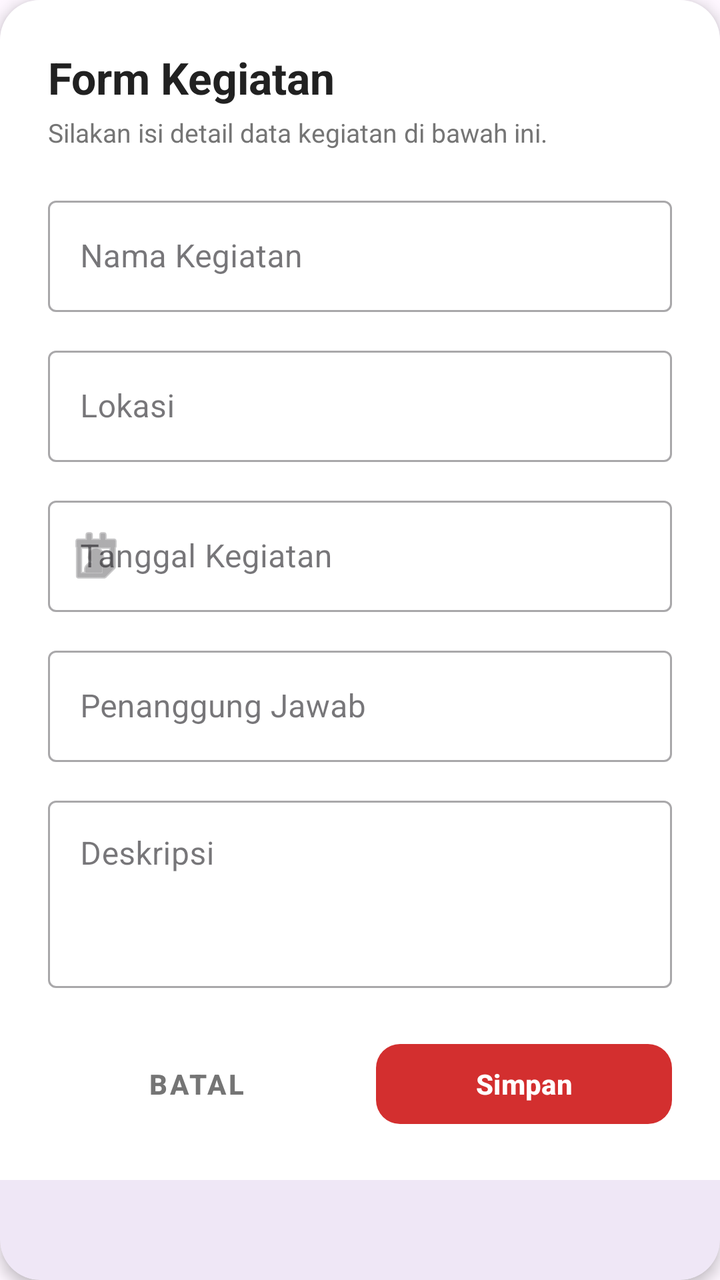
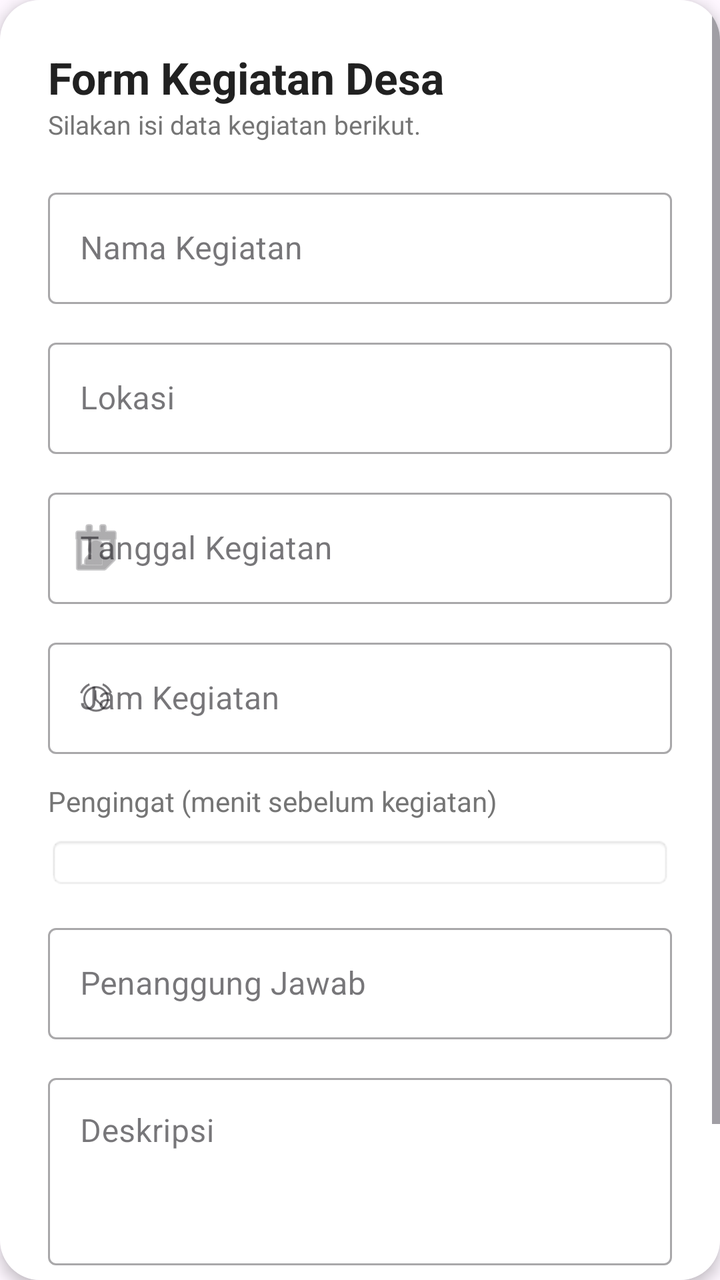

Before-and-after screenshots of an Android layout around one commit, followed by the original layout XML and the change that was made.
<!-- AndroidManifest.xml: application theme Theme.Anaanlume -->
<!-- res/layout/dialog_add_agenda_desa.xml -->
<?xml version="1.0" encoding="utf-8"?>
<com.google.android.material.card.MaterialCardView
    xmlns:android="http://schemas.android.com/apk/res/android"
    xmlns:app="http://schemas.android.com/apk/res-auto"
    android:layout_width="match_parent"
    android:layout_height="wrap_content"
    android:layout_margin="16dp"
    app:cardCornerRadius="20dp"
    app:cardElevation="4dp"
    app:strokeWidth="0dp">

    <ScrollView
        android:layout_width="match_parent"
        android:layout_height="wrap_content"
        android:fillViewport="true"
        android:background="#FFFFFF">

        <LinearLayout
            android:layout_width="match_parent"
            android:layout_height="wrap_content"
            android:orientation="vertical"
            android:padding="24dp">

            <TextView
                android:layout_width="match_parent"
                android:layout_height="wrap_content"
                android:text="Form Kegiatan"
                android:textSize="22sp"
                android:textStyle="bold"
                android:textColor="#212121"
                android:layout_marginBottom="4dp"/>

            <TextView
                android:layout_width="match_parent"
                android:layout_height="wrap_content"
                android:text="Silakan isi detail data kegiatan di bawah ini."
                android:textSize="13sp"
                android:textColor="#757575"
                android:layout_marginBottom="20dp"/>

            <com.google.android.material.textfield.TextInputLayout
                android:layout_width="match_parent"
                android:layout_height="wrap_content"
                android:layout_marginBottom="14dp"
                android:hint="Nama Kegiatan"
                style="@style/Widget.MaterialComponents.TextInputLayout.OutlinedBox">
                <com.google.android.material.textfield.TextInputEditText
                    android:id="@+id/etNamaKegiatan"
                    android:layout_width="match_parent"
                    android:layout_height="wrap_content"
                    android:inputType="textCapSentences"
                    android:textColor="#212121" />
            </com.google.android.material.textfield.TextInputLayout>

            <com.google.android.material.textfield.TextInputLayout
                android:layout_width="match_parent"
                android:layout_height="wrap_content"
                android:layout_marginBottom="14dp"
                android:hint="Lokasi"
                style="@style/Widget.MaterialComponents.TextInputLayout.OutlinedBox">
                <com.google.android.material.textfield.TextInputEditText
                    android:id="@+id/etLokasi"
                    android:layout_width="match_parent"
                    android:layout_height="wrap_content"
                    android:inputType="textCapSentences"
                    android:textColor="#212121" />
            </com.google.android.material.textfield.TextInputLayout>

            <com.google.android.material.textfield.TextInputLayout
                android:layout_width="match_parent"
                android:layout_height="wrap_content"
                android:layout_marginBottom="14dp"
                android:hint="Tanggal Kegiatan"
                style="@style/Widget.MaterialComponents.TextInputLayout.OutlinedBox"
                app:startIconDrawable="@android:drawable/ic_menu_my_calendar">
                <com.google.android.material.textfield.TextInputEditText
                    android:id="@+id/etTanggalKegiatan"
                    android:layout_width="match_parent"
                    android:layout_height="wrap_content"
                    android:focusable="false"
                    android:clickable="true"
                    android:longClickable="false"
                    android:textColor="#212121" />
            </com.google.android.material.textfield.TextInputLayout>

            <com.google.android.material.textfield.TextInputLayout
                android:layout_width="match_parent"
                android:layout_height="wrap_content"
                android:layout_marginBottom="14dp"
                android:hint="Penanggung Jawab"
                style="@style/Widget.MaterialComponents.TextInputLayout.OutlinedBox">
                <com.google.android.material.textfield.TextInputEditText
                    android:id="@+id/etPenanggungJawab"
                    android:layout_width="match_parent"
                    android:layout_height="wrap_content"
                    android:inputType="textPersonName"
                    android:textColor="#212121" />
            </com.google.android.material.textfield.TextInputLayout>

            <com.google.android.material.textfield.TextInputLayout
                android:layout_width="match_parent"
                android:layout_height="wrap_content"
                android:layout_marginBottom="24dp"
                android:hint="Deskripsi"
                style="@style/Widget.MaterialComponents.TextInputLayout.OutlinedBox">
                <com.google.android.material.textfield.TextInputEditText
                    android:id="@+id/etDeskripsi"
                    android:layout_width="match_parent"
                    android:layout_height="wrap_content"
                    android:inputType="textMultiLine"
                    android:minLines="3"
                    android:gravity="top"
                    android:textColor="#212121" />
            </com.google.android.material.textfield.TextInputLayout>

            <LinearLayout
                android:layout_width="match_parent"
                android:layout_height="wrap_content"
                android:orientation="horizontal"
                android:weightSum="2">

                <com.google.android.material.button.MaterialButton
                    android:id="@+id/btnBatal"
                    style="@style/Widget.MaterialComponents.Button.TextButton"
                    android:layout_width="0dp"
                    android:layout_height="48dp"
                    android:layout_weight="1"
                    android:layout_marginEnd="8dp"
                    android:text="Batal"
                    android:textColor="#757575"
                    android:textSize="14sp"
                    android:textStyle="bold" />

                <com.google.android.material.button.MaterialButton
                    android:id="@+id/btnSimpan"
                    android:layout_width="0dp"
                    android:layout_height="48dp"
                    android:layout_weight="1"
                    android:layout_marginStart="8dp"
                    android:text="Simpan"
                    android:textColor="#FFFFFF"
                    android:textSize="14sp"
                    android:textStyle="bold"
                    app:backgroundTint="#D32F2F" app:cornerRadius="12dp" />
            </LinearLayout>

        </LinearLayout>
    </ScrollView>
</com.google.android.material.card.MaterialCardView>
<!-- resources referenced by this layout -->
<resources>
  <style name="Theme.Anaanlume" parent="Base.Theme.Anaanlume" />
  <style name="Base.Theme.Anaanlume" parent="Theme.Material3.DayNight.NoActionBar">
          
          
      </style>
</resources>

<!-- the commit's change to res/layout/dialog_add_agenda_desa.xml (unified diff, before → after) -->
@@ -24,95 +24,135 @@
             <TextView
                 android:layout_width="match_parent"
                 android:layout_height="wrap_content"
-                android:text="Form Kegiatan"
+                android:text="Form Kegiatan Desa"
+                android:textStyle="bold"
                 android:textSize="22sp"
-                android:textStyle="bold"
-                android:textColor="#212121"
-                android:layout_marginBottom="4dp"/>
+                android:textColor="#212121"/>
 
             <TextView
                 android:layout_width="match_parent"
                 android:layout_height="wrap_content"
-                android:text="Silakan isi detail data kegiatan di bawah ini."
+                android:text="Silakan isi data kegiatan berikut."
+                android:textColor="#757575"
                 android:textSize="13sp"
-                android:textColor="#757575"
                 android:layout_marginBottom="20dp"/>
 
+            
             <com.google.android.material.textfield.TextInputLayout
+                style="@style/Widget.MaterialComponents.TextInputLayout.OutlinedBox"
                 android:layout_width="match_parent"
                 android:layout_height="wrap_content"
-                android:layout_marginBottom="14dp"
                 android:hint="Nama Kegiatan"
-                style="@style/Widget.MaterialComponents.TextInputLayout.OutlinedBox">
+                android:layout_marginBottom="14dp">
+
                 <com.google.android.material.textfield.TextInputEditText
                     android:id="@+id/etNamaKegiatan"
                     android:layout_width="match_parent"
-                    android:layout_height="wrap_content"
-                    android:inputType="textCapSentences"
-                    android:textColor="#212121" />
+                    android:layout_height="wrap_content"/>
+
             </com.google.android.material.textfield.TextInputLayout>
 
+            
             <com.google.android.material.textfield.TextInputLayout
+                style="@style/Widget.MaterialComponents.TextInputLayout.OutlinedBox"
                 android:layout_width="match_parent"
                 android:layout_height="wrap_content"
-                android:layout_marginBottom="14dp"
                 android:hint="Lokasi"
-                style="@style/Widget.MaterialComponents.TextInputLayout.OutlinedBox">
+                android:layout_marginBottom="14dp">
+
                 <com.google.android.material.textfield.TextInputEditText
                     android:id="@+id/etLokasi"
                     android:layout_width="match_parent"
-                    android:layout_height="wrap_content"
-                    android:inputType="textCapSentences"
-                    android:textColor="#212121" />
+                    android:layout_height="wrap_content"/>
+
             </com.google.android.material.textfield.TextInputLayout>
 
+            
             <com.google.android.material.textfield.TextInputLayout
+                style="@style/Widget.MaterialComponents.TextInputLayout.OutlinedBox"
                 android:layout_width="match_parent"
                 android:layout_height="wrap_content"
+                android:hint="Tanggal Kegiatan"
                 android:layout_marginBottom="14dp"
-                android:hint="Tanggal Kegiatan"
-                style="@style/Widget.MaterialComponents.TextInputLayout.OutlinedBox"
                 app:startIconDrawable="@android:drawable/ic_menu_my_calendar">
+
                 <com.google.android.material.textfield.TextInputEditText
                     android:id="@+id/etTanggalKegiatan"
                     android:layout_width="match_parent"
                     android:layout_height="wrap_content"
                     android:focusable="false"
-                    android:clickable="true"
-                    android:longClickable="false"
-                    android:textColor="#212121" />
+                    android:clickable="true"/>
+
             </com.google.android.material.textfield.TextInputLayout>
 
+            
             <com.google.android.material.textfield.TextInputLayout
+                style="@style/Widget.MaterialComponents.TextInputLayout.OutlinedBox"
+                android:layout_width="match_parent"
+                android:layout_height="wrap_content"
+                android:hint="Jam Kegiatan"
+                android:layout_marginBottom="14dp"
+                app:startIconDrawable="@android:drawable/ic_lock_idle_alarm">
+
+                <com.google.android.material.textfield.TextInputEditText
+                    android:id="@+id/etJamKegiatan"
+                    android:layout_width="match_parent"
+                    android:layout_height="wrap_content"
+                    android:focusable="false"
+                    android:clickable="true"/>
+
+            </com.google.android.material.textfield.TextInputLayout>
+
+            
+            <TextView
+                android:layout_width="match_parent"
+                android:layout_height="wrap_content"
+                android:text="Pengingat (menit sebelum kegiatan)"
+                android:textColor="#757575"
+                android:textSize="14sp"
+                android:layout_marginBottom="8dp"/>
+
+            <Spinner
+                android:id="@+id/spinnerReminder"
                 android:layout_width="match_parent"
                 android:layout_height="wrap_content"
                 android:layout_marginBottom="14dp"
+                android:background="@android:drawable/editbox_background"
+                android:padding="12dp"/>
+
+            
+            <com.google.android.material.textfield.TextInputLayout
+                style="@style/Widget.MaterialComponents.TextInputLayout.OutlinedBox"
+                android:layout_width="match_parent"
+                android:layout_height="wrap_content"
                 android:hint="Penanggung Jawab"
-                style="@style/Widget.MaterialComponents.TextInputLayout.OutlinedBox">
+                android:layout_marginBottom="14dp">
+
                 <com.google.android.material.textfield.TextInputEditText
                     android:id="@+id/etPenanggungJawab"
                     android:layout_width="match_parent"
-                    android:layout_height="wrap_content"
-                    android:inputType="textPersonName"
-                    android:textColor="#212121" />
+                    android:layout_height="wrap_content"/>
+
             </com.google.android.material.textfield.TextInputLayout>
 
+            
             <com.google.android.material.textfield.TextInputLayout
+                style="@style/Widget.MaterialComponents.TextInputLayout.OutlinedBox"
                 android:layout_width="match_parent"
                 android:layout_height="wrap_content"
-                android:layout_marginBottom="24dp"
                 android:hint="Deskripsi"
-                style="@style/Widget.MaterialComponents.TextInputLayout.OutlinedBox">
+                android:layout_marginBottom="24dp">
+
                 <com.google.android.material.textfield.TextInputEditText
                     android:id="@+id/etDeskripsi"
                     android:layout_width="match_parent"
                     android:layout_height="wrap_content"
-                    android:inputType="textMultiLine"
                     android:minLines="3"
-                    android:gravity="top"
-                    android:textColor="#212121" />
+                    android:gravity="top"/>
+
             </com.google.android.material.textfield.TextInputLayout>
 
+            
             <LinearLayout
                 android:layout_width="match_parent"
                 android:layout_height="wrap_content"
@@ -125,25 +165,22 @@
                     android:layout_width="0dp"
                     android:layout_height="48dp"
                     android:layout_weight="1"
-                    android:layout_marginEnd="8dp"
-                    android:text="Batal"
-                    android:textColor="#757575"
-                    android:textSize="14sp"
-                    android:textStyle="bold" />
+                    android:text="Batal"/>
 
                 <com.google.android.material.button.MaterialButton
                     android:id="@+id/btnSimpan"
                     android:layout_width="0dp"
                     android:layout_height="48dp"
                     android:layout_weight="1"
-                    android:layout_marginStart="8dp"
                     android:text="Simpan"
-                    android:textColor="#FFFFFF"
-                    android:textSize="14sp"
-                    android:textStyle="bold"
-                    app:backgroundTint="#D32F2F" app:cornerRadius="12dp" />
+                    android:textColor="@android:color/white"
+                    app:backgroundTint="#D32F2F"
+                    app:cornerRadius="12dp"/>
+
             </LinearLayout>
 
         </LinearLayout>
+
     </ScrollView>
+
 </com.google.android.material.card.MaterialCardView>
